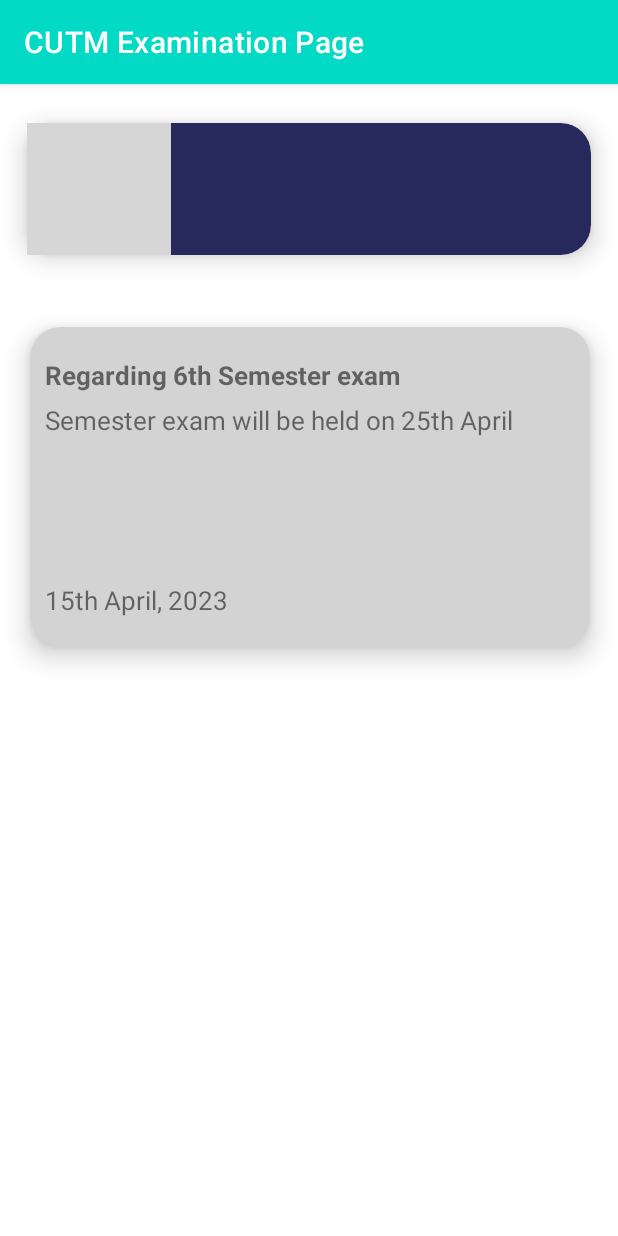
After one commit to KiranKumarMalik/Centurion-Examination-System, an Android app: the Student_notice screen opened directly, with no data from a screen before it, on a phone screen of 412 x 824 dp. The commit adds this screen. Run offline under Robolectric (Android 15) with nearby library versions, the phone set to English and light mode, and no system bars; Roboto replaces fonts that are not available here; grey boxes are pictures that could not be loaded.

Commit message:
Adding student notice activity

```diff
--- a/app/src/main/AndroidManifest.xml
+++ b/app/src/main/AndroidManifest.xml
@@ -12,6 +12,9 @@
         android:supportsRtl="true"
         android:theme="@style/Theme.RelativeLayoutLoginPage"
         tools:targetApi="31">
+        <activity
+            android:name=".Student_notice"
+            android:exported="false" />
         <activity
             android:name=".admin_approval"
             android:exported="false" />
--- /dev/null
+++ b/app/src/main/java/com/example/relativelayoutloginpage/Student_notice.java
@@ -0,0 +1,14 @@
+package com.example.relativelayoutloginpage;
+
+import androidx.appcompat.app.AppCompatActivity;
+
+import android.os.Bundle;
+
+public class Student_notice extends AppCompatActivity {
+
+    @Override
+    protected void onCreate(Bundle savedInstanceState) {
+        super.onCreate(savedInstanceState);
+        setContentView(R.layout.activity_student_notice);
+    }
+}
--- /dev/null
+++ b/app/src/main/res/layout/activity_student_notice.xml
@@ -0,0 +1,87 @@
+<?xml version="1.0" encoding="utf-8"?>
+<RelativeLayout xmlns:android="http://schemas.android.com/apk/res/android"
+    xmlns:app="http://schemas.android.com/apk/res-auto"
+    xmlns:tools="http://schemas.android.com/tools"
+    android:layout_width="match_parent"
+    android:layout_height="match_parent"
+    tools:context=".Student_notice">
+
+    <androidx.cardview.widget.CardView
+        android:layout_width="match_parent"
+        android:layout_height="136dp"
+        android:layout_alignParentStart="true"
+        android:layout_alignParentTop="true"
+        android:layout_marginStart="0dp"
+        android:layout_marginTop="2dp"
+        app:cardBackgroundColor="#27285C"
+        app:cardCornerRadius="20dp"
+        app:cardElevation="10dp"
+        app:cardMaxElevation="12dp"
+        app:cardPreventCornerOverlap="true"
+        app:cardUseCompatPadding="true"
+        tools:ignore="ExtraText">>
+
+        <ImageView
+            android:id="@+id/imageView8"
+            android:layout_width="wrap_content"
+            android:layout_height="wrap_content"
+            app:srcCompat="@drawable/cutmlogo" />
+    </androidx.cardview.widget.CardView>
+
+    <ScrollView
+        android:layout_width="match_parent"
+        android:layout_height="match_parent"
+        tools:ignore="SpeakableTextPresentCheck">
+
+        <LinearLayout
+            android:layout_width="match_parent"
+            android:layout_height="wrap_content"
+            android:orientation="vertical" />
+    </ScrollView>
+
+    <androidx.cardview.widget.CardView
+        android:layout_width="409dp"
+        android:layout_height="261dp"
+        android:layout_alignParentStart="true"
+        android:layout_alignParentTop="true"
+        android:layout_marginStart="2dp"
+        android:layout_marginTop="138dp"
+        app:cardBackgroundColor="#d3d3d3"
+        app:cardCornerRadius="20dp"
+        app:cardElevation="10dp"
+        app:cardMaxElevation="12dp"
+        app:cardPreventCornerOverlap="true"
+        app:cardUseCompatPadding="true">>
+
+        <TextView
+            android:id="@+id/notice_sub"
+            android:layout_width="match_parent"
+            android:layout_height="wrap_content"
+            android:layout_marginLeft="10dp"
+            android:layout_marginTop="20dp"
+            android:text="Regarding 6th Semester exam"
+            android:textSize="17dp"
+            android:textStyle="bold"></TextView>
+
+        <TextView
+            android:id="@+id/notice_details"
+            android:layout_width="match_parent"
+            android:layout_height="wrap_content"
+            android:layout_marginLeft="10dp"
+            android:layout_marginTop="50dp"
+            android:text="Semester exam will be held on 25th April"
+            android:textSize="17dp"></TextView>
+
+        <TextView
+            android:id="@+id/totalmarks"
+            android:layout_width="match_parent"
+            android:layout_height="wrap_content"
+            android:layout_marginLeft="10dp"
+            android:layout_marginTop="170dp"
+            android:text="15th April, 2023"
+            android:textAlignment="gravity"
+            android:textSize="17dp"></TextView>
+
+    </androidx.cardview.widget.CardView>
+
+</RelativeLayout>
```
Also changed, not shown: app/src/main/res/layout/activity_student_home_page.xml (+5 -39 lines), 1 other file.
